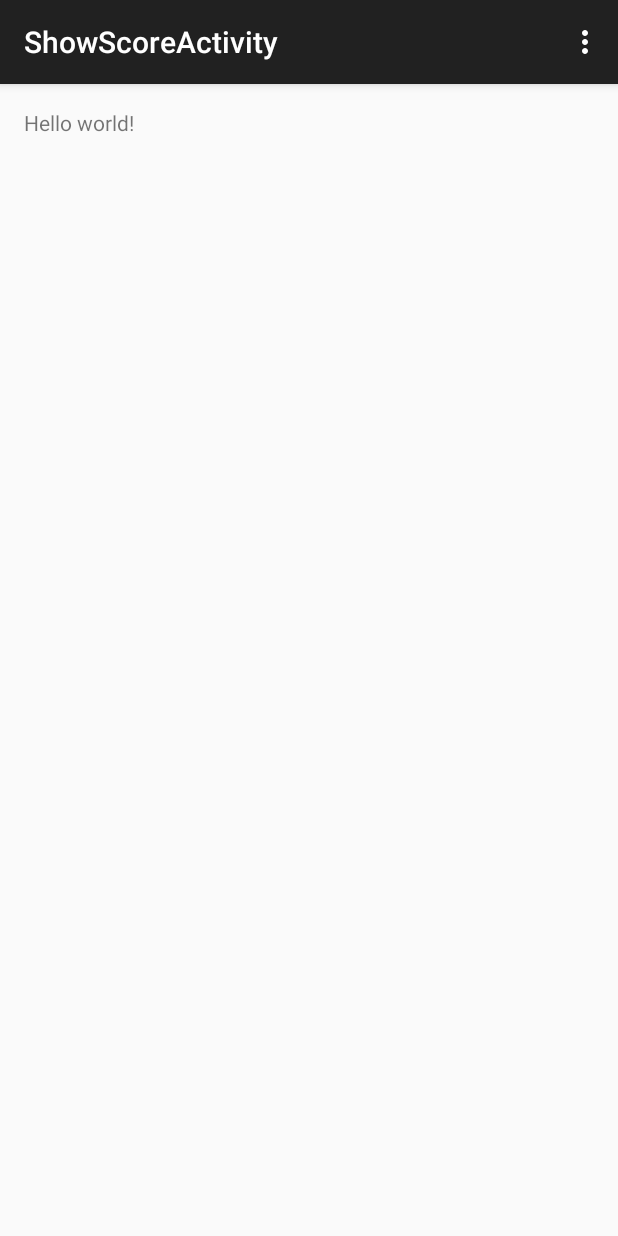
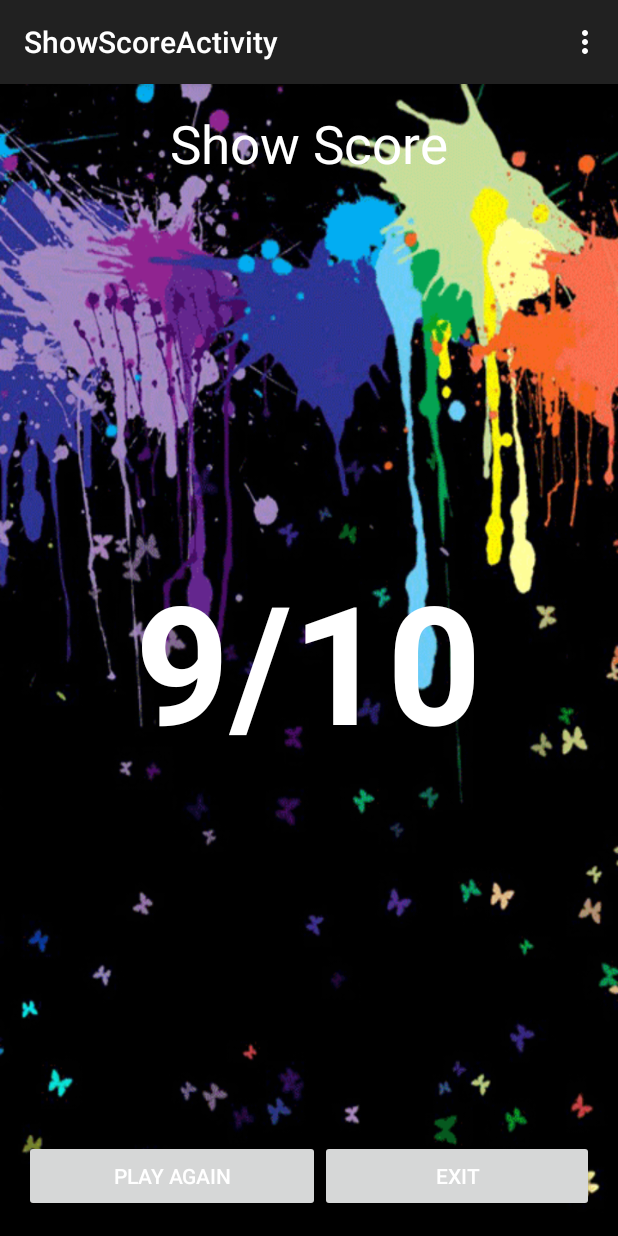
Before and after one commit to masterUNG/IshiharaVTNK, an Android app: the ShowScoreActivity screen opened directly, with no data from a screen before it, on a phone screen of 412 x 824 dp. Run offline under Robolectric (Android 15) with nearby library versions, the phone set to English and light mode, and no system bars.

Commit message:
Befori Lunc

```diff
--- a/app/src/main/java/appewtc/masterung/ishiharavtnk/MainActivity.java
+++ b/app/src/main/java/appewtc/masterung/ishiharavtnk/MainActivity.java
@@ -23,7 +23,7 @@ public class MainActivity extends ActionBarActivity {
     private RadioGroup ragChoice;
     private RadioButton radChoice1, radChoice2, radChoice3, radChoice4;
     private Button btnAnswer;
-    private int intRadio, intIndex;
+    private int intRadio, intIndex, intScore;
     private MyModel objMyModel;
 
     @Override
@@ -144,9 +144,24 @@ public class MainActivity extends ActionBarActivity {
 
         } else {
 
+            //Check Score
+            checkScore();
+
             //Check Times
             checkTimes();
 
+        }
+
+    }
+
+    private void checkScore() {
+
+        int intUserChoose[] = new int[10];
+        intUserChoose[intIndex] = intRadio;
+        int intAnswerTrue[] = new int[]{1, 2, 3, 1, 2, 3, 1, 2, 4, 4};
+
+        if (intUserChoose[intIndex] == intAnswerTrue[intIndex] ) {
+            intScore += 1;
         }
 
     }
--- a/app/src/main/res/layout/activity_show_score.xml
+++ b/app/src/main/res/layout/activity_show_score.xml
@@ -4,9 +4,48 @@
     android:paddingRight="@dimen/activity_horizontal_margin"
     android:paddingTop="@dimen/activity_vertical_margin"
     android:paddingBottom="@dimen/activity_vertical_margin"
-    tools:context="appewtc.masterung.ishiharavtnk.ShowScoreActivity">
+    tools:context="appewtc.masterung.ishiharavtnk.ShowScoreActivity"
+    android:background="@drawable/bg22">
 
-    <TextView android:text="@string/hello_world" android:layout_width="wrap_content"
-        android:layout_height="wrap_content" />
+    <TextView
+        android:layout_width="wrap_content"
+        android:layout_height="wrap_content"
+        android:text="Show Score"
+        android:id="@+id/textView3"
+        android:textSize="35dp"
+        android:layout_centerHorizontal="true"
+        android:textColor="#ffffffff" />
 
+    <TextView
+        android:layout_width="wrap_content"
+        android:layout_height="wrap_content"
+        android:text="9/10"
+        android:id="@+id/txtShowScore"
+        android:layout_centerInParent="true"
+        android:textSize="110dp"
+        android:textStyle="bold"
+        android:textColor="#ffffffff" />
+
+    <LinearLayout
+        android:orientation="horizontal"
+        android:layout_width="match_parent"
+        android:layout_height="wrap_content"
+        android:layout_alignParentBottom="true">
+
+        <Button
+            android:layout_width="wrap_content"
+            android:layout_height="wrap_content"
+            android:text="Play Again"
+            android:id="@+id/button2"
+            android:layout_weight="1"
+            android:textColor="#ffffffff" />
+
+        <Button
+            android:layout_width="wrap_content"
+            android:layout_height="wrap_content"
+            android:text="Exit"
+            android:id="@+id/button3"
+            android:layout_weight="1"
+            android:textColor="#ffffffff" />
+    </LinearLayout>
 </RelativeLayout>
```
